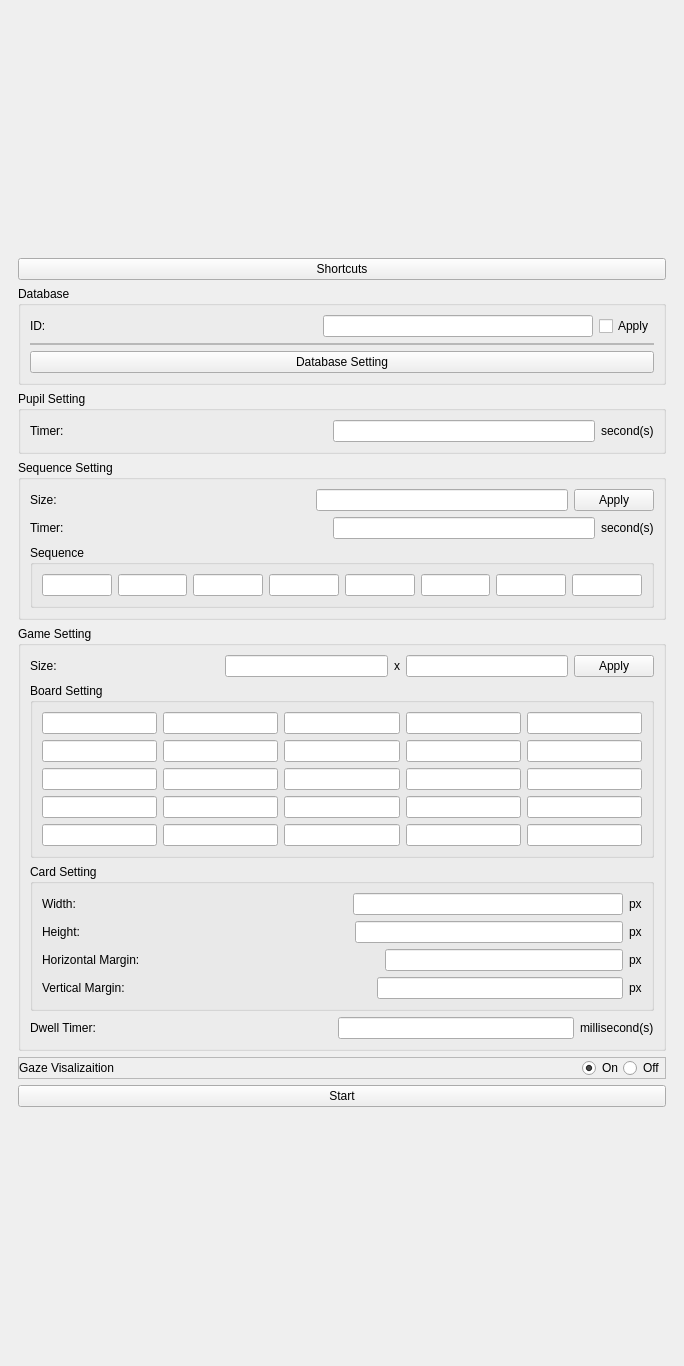
Before: the Qt Designer form ui/main.ui in DVL-Sejong/GazeTrackerGame, drawn with Qt 5.
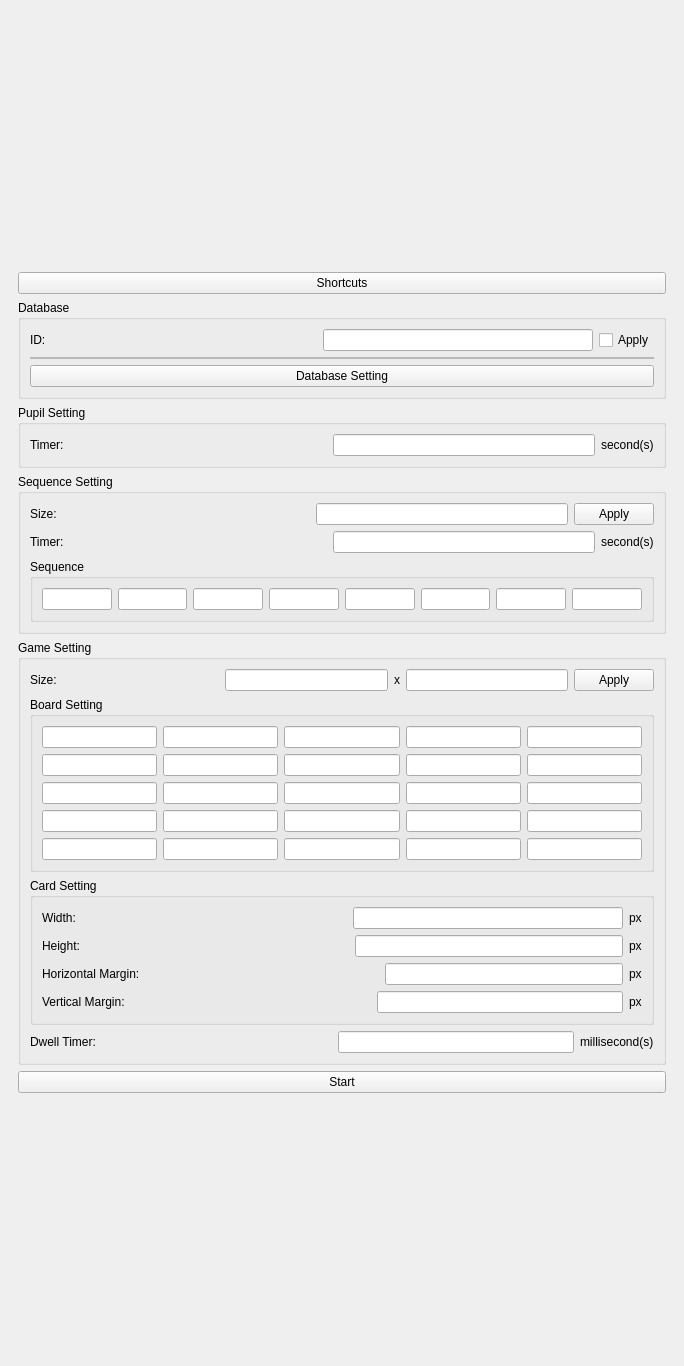
After: the same form once the commit is applied.

Commit message: fix: radio button removed

The edit to the form file:
```diff
--- a/ui/main.ui
+++ b/ui/main.ui
@@ -614,80 +614,6 @@
           </layout>
          </widget>
         </item>
-        <item>
-         <widget class="QFrame" name="frame_bubble">
-          <property name="sizePolicy">
-           <sizepolicy hsizetype="Preferred" vsizetype="Fixed">
-            <horstretch>0</horstretch>
-            <verstretch>0</verstretch>
-           </sizepolicy>
-          </property>
-          <property name="frameShape">
-           <enum>QFrame::StyledPanel</enum>
-          </property>
-          <property name="frameShadow">
-           <enum>QFrame::Raised</enum>
-          </property>
-          <layout class="QGridLayout" name="gridLayout_7">
-           <property name="leftMargin">
-            <number>0</number>
-           </property>
-           <property name="topMargin">
-            <number>0</number>
-           </property>
-           <property name="rightMargin">
-            <number>0</number>
-           </property>
-           <property name="bottomMargin">
-            <number>0</number>
-           </property>
-           <property name="spacing">
-            <number>0</number>
-           </property>
-           <item row="0" column="0">
-            <layout class="QHBoxLayout" name="hLayout_bubble">
-             <item>
-              <widget class="QLabel" name="label_bubble">
-               <property name="text">
-                <string>Gaze Visalizaition</string>
-               </property>
-              </widget>
-             </item>
-             <item>
-              <spacer name="horizontalSpacer_6">
-               <property name="orientation">
-                <enum>Qt::Horizontal</enum>
-               </property>
-               <property name="sizeHint" stdset="0">
-                <size>
-                 <width>40</width>
-                 <height>20</height>
-                </size>
-               </property>
-              </spacer>
-             </item>
-             <item>
-              <widget class="QRadioButton" name="radioButton_on">
-               <property name="text">
-                <string>On</string>
-               </property>
-               <property name="checked">
-                <bool>true</bool>
-               </property>
-              </widget>
-             </item>
-             <item>
-              <widget class="QRadioButton" name="radioButton_off">
-               <property name="text">
-                <string>Off</string>
-               </property>
-              </widget>
-             </item>
-            </layout>
-           </item>
-          </layout>
-         </widget>
-        </item>
         <item>
          <widget class="QPushButton" name="pushButton_start">
           <property name="text">
```
The commit also changes 3 other files.
